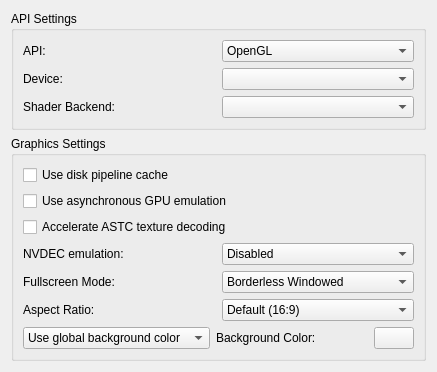
yuzu-emu-mirror/yuzu, file src/yuzu/configuration/configure_graphics.ui: the form before one commit.
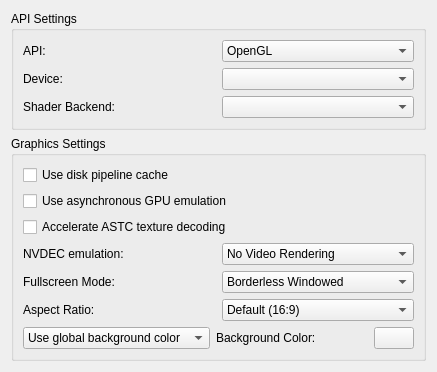
The form after the commit.

Commit message: better_nvdec_wording

```diff
--- a/src/yuzu/configuration/configure_graphics.ui
+++ b/src/yuzu/configuration/configure_graphics.ui
@@ -200,7 +200,7 @@
             <widget class="QComboBox" name="nvdec_emulation">
              <item>
               <property name="text">
-               <string>Disabled</string>
+               <string>No Video Rendering</string>
               </property>
              </item>
              <item>
```
Left out of the diff: 4 changed lines with no effect on the pictures.
